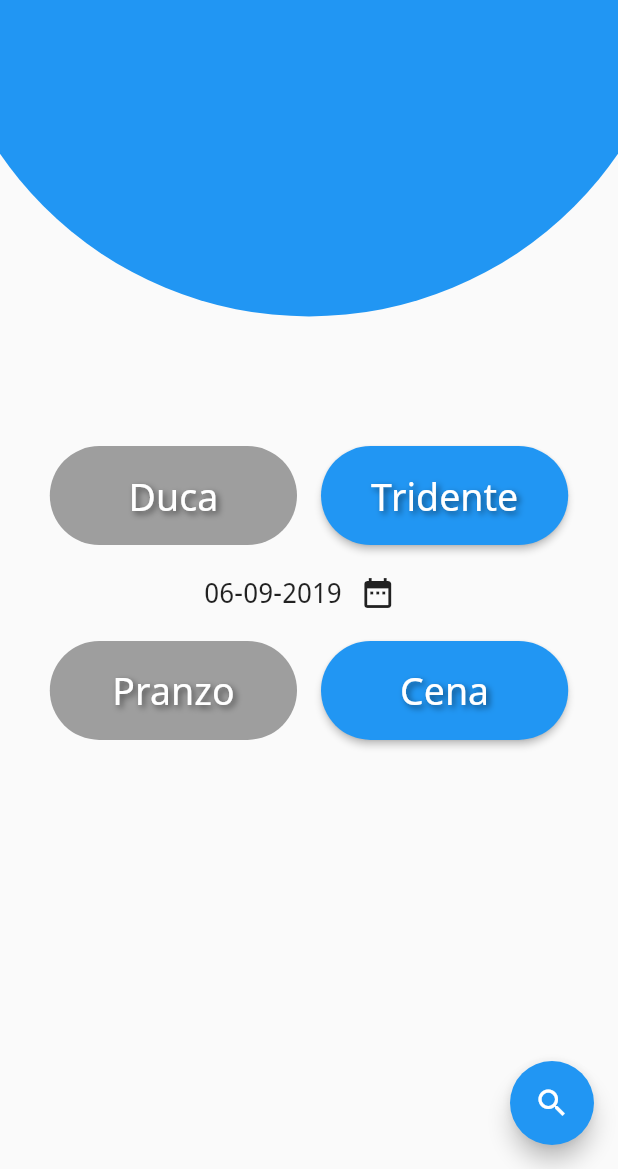
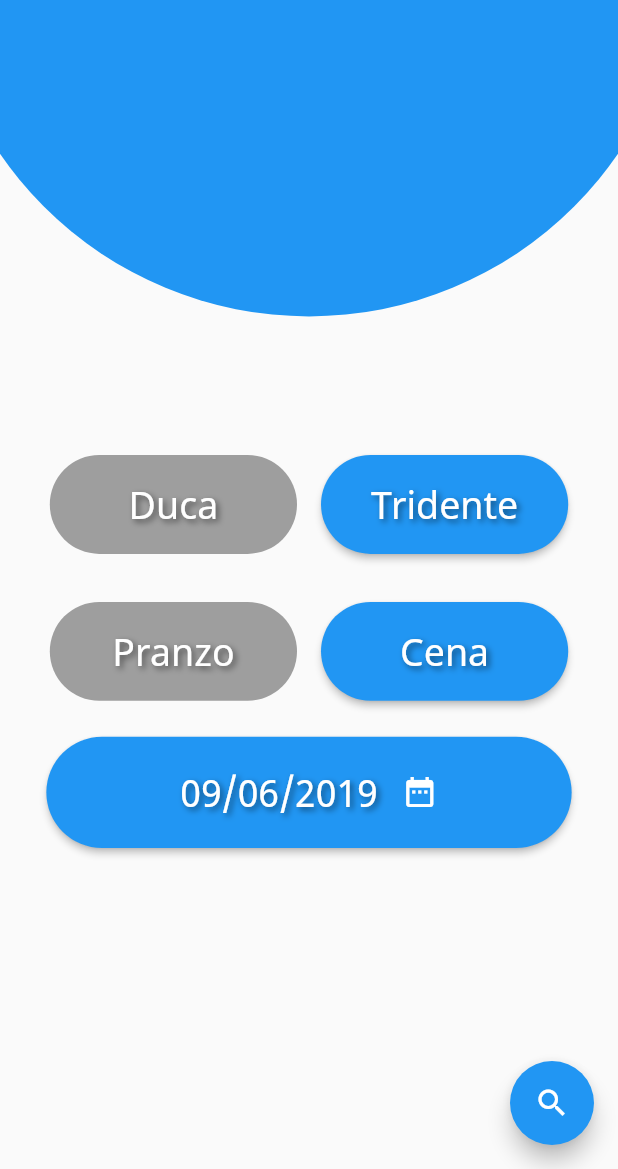
Before and after one commit to GitWizards/MensaUniurbBot, a Flutter app: the screen it shows after launch, on a phone screen of 412 x 824 dp, the part 67-1236 px from its top. Run offline on Flutter 3.47's test engine with Material 2 defaults, Android fonts, the phone set to English and light mode, and no system bars.

Commit message:
Implemented datePicker with some style

```diff
--- a/mensa_uniurb_app/lib/main.dart
+++ b/mensa_uniurb_app/lib/main.dart
@@ -1,4 +1,3 @@
-import 'dart:collection';
 import 'dart:convert';
 import 'dart:ui';
 
@@ -7,6 +6,8 @@ import 'package:flutter/material.dart';
 import 'package:flutter/services.dart';
 import 'package:http/http.dart' as http;
 import 'package:intl/intl.dart';
+
+import 'myWidgets.dart';
 
 void main() => runApp(MensaUniurb());
 
@@ -78,45 +79,39 @@ class _SearchScreenState extends State<SearchScreen> {
       ),
 
       // Body of the screen
-      body: Column(
-        mainAxisAlignment: MainAxisAlignment.center,
-        children: <Widget>[
-          Column(
-            children: <Widget>[
-              RadioButtons(
+      body: Padding(
+        padding: const EdgeInsets.only(top: 70.0),
+        child: Column(
+          mainAxisAlignment: MainAxisAlignment.center,
+          children: <Widget>[
+            Padding(
+              padding: const EdgeInsets.all(8.0),
+              child: RadioButtons(
                 textButton1: "Duca",
                 valueButton1: "duca",
                 textButton2: "Tridente",
                 valueButton2: "tridente",
-                setValue: _setKitchen,
+                setFunc: _setKitchen,
               ),
-              Row(
-                children: <Widget>[
-                  Container(
-                    child: Text(
-                      "$date",
-                      style: TextStyle(fontSize: 18),
-                    ),
-                  ),
-                  IconButton(
-                    icon: Icon(
-                      Icons.date_range,
-                    ),
-                    onPressed: () => _showDateTimePicker(context),
-                  ),
-                ],
-                mainAxisAlignment: MainAxisAlignment.center,
-              ),
-              RadioButtons(
+            ),
+            Padding(
+              padding: const EdgeInsets.all(8.0),
+              child: RadioButtons(
                 textButton1: "Pranzo",
                 valueButton1: "lunch",
                 textButton2: "Cena",
                 valueButton2: "dinner",
-                setValue: _setMeal,
+                setFunc: _setMeal,
               ),
-            ],
-          ),
-        ],
+            ),
+            Padding(
+              padding: const EdgeInsets.all(8.0),
+              child: DataPicker(
+                setFunc: _setDate,
+              ),
+            ),
+          ],
+        ),
       ),
 
       // Button to start query
@@ -135,103 +130,12 @@ class _SearchScreenState extends State<SearchScreen> {
     kitchen = value;
   }
 
+  _setDate(value) {
+    date = value;
+  }
+
   _setMeal(value) {
     meal = value;
-  }
-
-  _showDateTimePicker(BuildContext context) async {
-    DateTime selected;
-    DateTime today = DateTime.now();
-    Duration week = Duration(days: 7);
-
-    selected = await showDatePicker(
-      context: context,
-      initialDate: today,
-      firstDate: today,
-      lastDate: today.add(week),
-    );
-
-    setState(() {
-      if (selected != null) date = DateFormat('MM-dd-yyyy').format(selected);
-    });
-  }
-}
-
-class RadioButtons extends StatefulWidget {
-  RadioButtons({
-    @required this.textButton1,
-    @required this.valueButton1,
-    @required this.textButton2,
-    @required this.valueButton2,
-    @required this.setValue,
-  });
-
-  final String textButton1;
-  final String textButton2;
-  final String valueButton1;
-  final String valueButton2;
-  final Function setValue;
-
-  @override
-  _RadioButtonsState createState() => _RadioButtonsState();
-}
-
-class _RadioButtonsState extends State<RadioButtons> {
-  bool selected = true;
-
-  @override
-  Widget build(BuildContext context) {
-    return Row(
-      // Select kitchen
-      children: <Widget>[
-        _singleButton(
-            context, widget.textButton1, widget.valueButton1, selected),
-        _singleButton(
-            context, widget.textButton2, widget.valueButton2, !selected),
-      ],
-      mainAxisAlignment: MainAxisAlignment.center,
-    );
-  }
-
-  Widget _singleButton(context, text, value, active) {
-    return Padding(
-      padding: const EdgeInsets.all(8.0),
-      child: Container(
-        child: RaisedButton(
-          child: Text(
-            text,
-            style: TextStyle(
-              fontSize: 25,
-              color: Colors.white,
-              shadows: <Shadow>[
-                Shadow(
-                  color: Colors.black54,
-                  offset: Offset(2.0, 2.0),
-                  blurRadius: 5.0,
-                )
-              ],
-            ),
-          ),
-          shape: StadiumBorder(),
-          color: Colors.blue,
-          disabledColor: Colors.grey,
-          onPressed: active ? null : () => _changeActiveButton(),
-        ),
-        width: MediaQuery.of(context).size.width * 0.4,
-        height: MediaQuery.of(context).size.height * 0.08,
-      ),
-    );
-  }
-
-  _changeActiveButton() {
-    setState(() {
-      selected = !selected;
-
-      if (selected)
-        widget.setValue(widget.valueButton1);
-      else
-        widget.setValue(widget.valueButton2);
-    });
   }
 }
 
--- /dev/null
+++ b/mensa_uniurb_app/lib/myWidgets.dart
@@ -0,0 +1,157 @@
+import 'package:flutter/material.dart';
+import 'package:flutter/widgets.dart';
+import 'package:intl/intl.dart';
+
+class DataPicker extends StatefulWidget {
+  DataPicker({@required this.setFunc});
+
+  final Function setFunc;
+
+  @override
+  _DataPickerState createState() => _DataPickerState();
+}
+
+class _DataPickerState extends State<DataPicker> {
+  String date = DateFormat('dd/MM/yyyy').format(DateTime.now());
+
+  @override
+  Widget build(BuildContext context) {
+    return Container(
+      child: RaisedButton(
+        child: Row(
+          children: <Widget>[
+            Padding(
+              padding: const EdgeInsets.all(8.0),
+              child: Text(
+                date,
+                style: TextStyle(
+                  fontSize: 25,
+                  color: Colors.white,
+                  shadows: <Shadow>[
+                    Shadow(
+                      color: Colors.black54,
+                      offset: Offset(2.0, 2.0),
+                      blurRadius: 5.0,
+                    )
+                  ],
+                ),
+              ),
+            ),
+            Padding(
+              padding: const EdgeInsets.all(8.0),
+              child: Icon(
+                Icons.date_range,
+                color: Colors.white,
+              ),
+            ),
+          ],
+          mainAxisAlignment: MainAxisAlignment.center,
+        ),
+        shape: StadiumBorder(),
+        color: Colors.blue,
+        disabledColor: Colors.grey,
+        onPressed: () => _showDateTimePicker(context),
+      ),
+      width: MediaQuery.of(context).size.width * 0.85,
+      height: MediaQuery.of(context).size.height * 0.09,
+    );
+  }
+
+  _showDateTimePicker(BuildContext context) async {
+    DateTime selected;
+    DateTime today = DateTime.now();
+    Duration week = Duration(days: 7);
+
+    selected = await showDatePicker(
+      context: context,
+      initialDate: today,
+      firstDate: today,
+      lastDate: today.add(week),
+    );
+
+    setState(() {
+      if (selected != null) {
+        date = DateFormat('dd/MM/yyyy').format(selected);
+        widget.setFunc(DateFormat('MM-dd-yyyy').format(selected));
+      }
+    });
+  }
+}
+
+class RadioButtons extends StatefulWidget {
+  RadioButtons({
+    @required this.textButton1,
+    @required this.valueButton1,
+    @required this.textButton2,
+    @required this.valueButton2,
+    @required this.setFunc,
+  });
+
+  final String textButton1;
+  final String textButton2;
+  final String valueButton1;
+  final String valueButton2;
+  final Function setFunc;
+
+  @override
+  _RadioButtonsState createState() => _RadioButtonsState();
+}
+
+class _RadioButtonsState extends State<RadioButtons> {
+  bool selected = true;
+
+  @override
+  Widget build(BuildContext context) {
+    return Row(
+      // Select kitchen
+      children: <Widget>[
+        _singleButton(
+            context, widget.textButton1, widget.valueButton1, selected),
+        _singleButton(
+            context, widget.textButton2, widget.valueButton2, !selected),
+      ],
+      mainAxisAlignment: MainAxisAlignment.center,
+    );
+  }
+
+  Widget _singleButton(context, text, value, active) {
+    return Padding(
+      padding: const EdgeInsets.all(8.0),
+      child: Container(
+        child: RaisedButton(
+          child: Text(
+            text,
+            style: TextStyle(
+              fontSize: 25,
+              color: Colors.white,
+              shadows: <Shadow>[
+                Shadow(
+                  color: Colors.black54,
+                  offset: Offset(2.0, 2.0),
+                  blurRadius: 5.0,
+                )
+              ],
+            ),
+          ),
+          shape: StadiumBorder(),
+          color: Colors.blue,
+          disabledColor: Colors.grey,
+          onPressed: active ? null : () => _changeActiveButton(),
+        ),
+        width: MediaQuery.of(context).size.width * 0.4,
+        height: MediaQuery.of(context).size.height * 0.08,
+      ),
+    );
+  }
+
+  _changeActiveButton() {
+    setState(() {
+      selected = !selected;
+
+      if (selected)
+        widget.setFunc(widget.valueButton1);
+      else
+        widget.setFunc(widget.valueButton2);
+    });
+  }
+}
```
